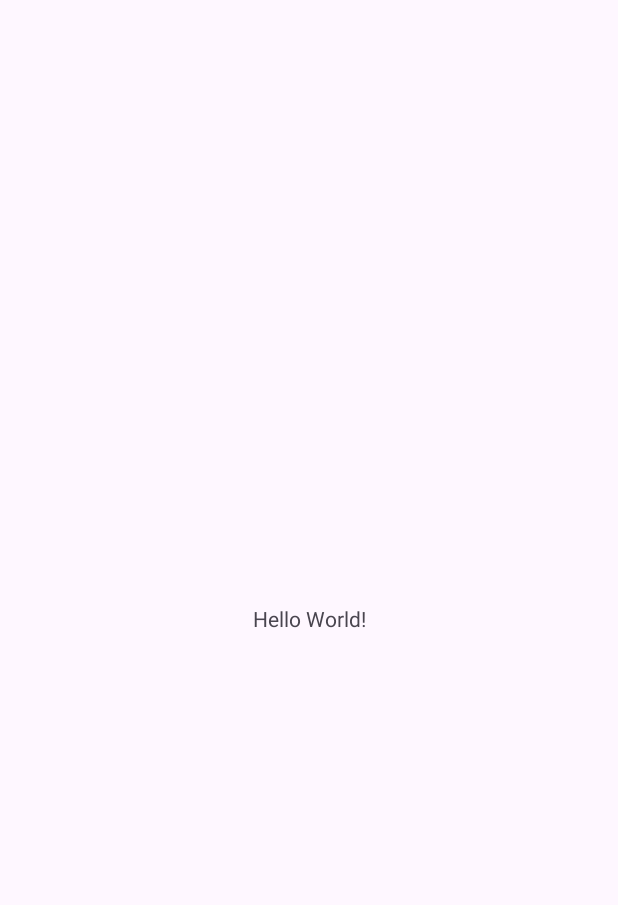
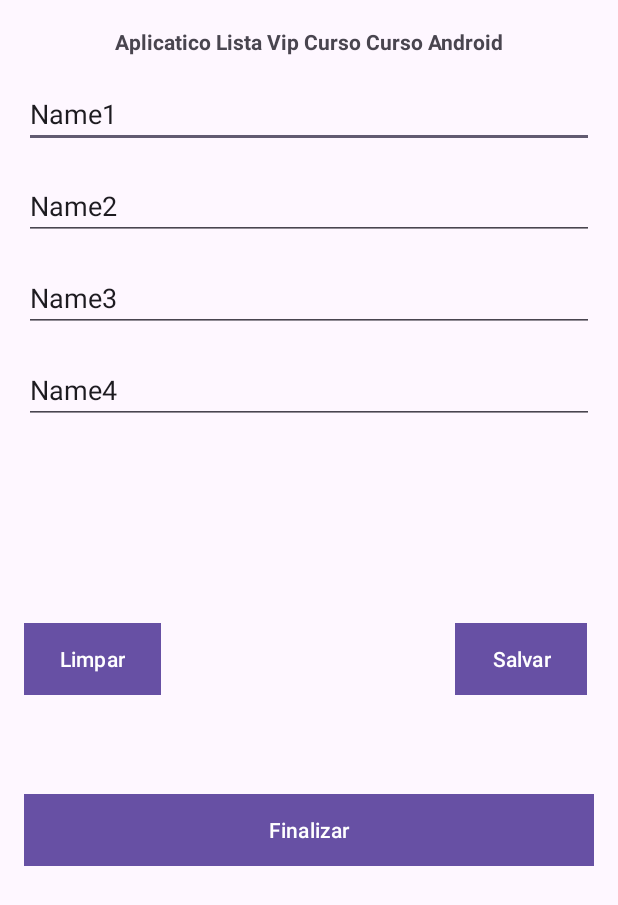
Before and after one commit to WillianTambori/cursoAndroid, an Android app: the screen it shows after launch (MainActivity), on a phone screen of 412 x 824 dp. Before the commit the part shown is almost empty. Shown: the top 905 px of the screen. Run offline under Robolectric (Android 15) with nearby library versions, the phone set to English and light mode, and no system bars.

Commit message:
Criar o Layout do Aplicativo

```diff
--- a/AppListaCurso/app/src/main/res/layout/activity_main.xml
+++ b/AppListaCurso/app/src/main/res/layout/activity_main.xml
@@ -8,12 +8,106 @@
     tools:context=".MainActivity">
 
     <TextView
+        android:id="@+id/textView23"
         android:layout_width="wrap_content"
         android:layout_height="wrap_content"
-        android:text="Hello World!"
+        android:text="Aplicatico Lista Vip Curso Curso Android"
+        android:textStyle="bold"
         app:layout_constraintBottom_toBottomOf="parent"
         app:layout_constraintEnd_toEndOf="parent"
         app:layout_constraintStart_toStartOf="parent"
-        app:layout_constraintTop_toTopOf="parent" />
+        app:layout_constraintTop_toTopOf="parent"
+        app:layout_constraintVertical_bias="0.022" />
+
+    <EditText
+        android:id="@+id/editTextText1"
+        android:layout_width="match_parent"
+        android:layout_height="wrap_content"
+        android:layout_margin="16dp"
+        android:ems="10"
+        android:hint="Primeiro nome"
+        android:inputType="text"
+        android:text="Name1"
+        app:layout_constraintEnd_toEndOf="parent"
+        app:layout_constraintStart_toStartOf="parent"
+        app:layout_constraintTop_toBottomOf="@+id/textView23" />
+
+    <EditText
+        android:id="@+id/editTextText2"
+        android:layout_width="match_parent"
+        android:layout_height="wrap_content"
+        android:layout_margin="16dp"
+        android:ems="10"
+        android:hint="Sobrenome"
+        android:inputType="text"
+        android:text="Name2"
+        app:layout_constraintEnd_toEndOf="parent"
+        app:layout_constraintStart_toStartOf="parent"
+        app:layout_constraintTop_toBottomOf="@+id/editTextText1" />
+
+    <EditText
+        android:id="@+id/editTextText3"
+        android:layout_width="match_parent"
+        android:layout_height="wrap_content"
+        android:layout_margin="16dp"
+        android:layout_marginTop="140dp"
+        android:ems="10"
+        android:hint="Nome do Curso Desejado"
+        android:inputType="text"
+        android:text="Name3"
+        app:layout_constraintEnd_toEndOf="parent"
+        app:layout_constraintStart_toStartOf="parent"
+        app:layout_constraintTop_toBottomOf="@+id/editTextText2" />
+
+    <EditText
+    android:id="@+id/editTextText4"
+    android:layout_width="match_parent"
+    android:layout_height="wrap_content"
+    android:layout_margin="16dp"
+    android:ems="10"
+    android:hint="Telefone de Contato"
+    android:inputType="text"
+    android:text="Name4"
+    app:layout_constraintEnd_toEndOf="parent"
+    app:layout_constraintStart_toStartOf="parent"
+    app:layout_constraintTop_toBottomOf="@+id/editTextText3" />
+
+    <Button
+        android:id="@+id/button"
+        android:layout_width="wrap_content"
+        android:layout_height="wrap_content"
+        android:layout_marginStart="16dp"
+        android:layout_marginBottom="40dp"
+        android:background="@color/corBotoes"
+        android:text="Limpar"
+        app:layout_constraintBottom_toTopOf="@+id/button3"
+        app:layout_constraintStart_toStartOf="parent"
+        app:layout_constraintTop_toBottomOf="@+id/editTextText4"
+        app:layout_constraintVertical_bias="0.837" />
+
+    <Button
+        android:id="@+id/button2"
+        android:layout_width="wrap_content"
+        android:layout_height="wrap_content"
+        android:layout_marginStart="196dp"
+        android:layout_marginBottom="40dp"
+        android:background="@color/corBotoes"
+        android:text="Salvar"
+        app:layout_constraintBottom_toTopOf="@+id/button3"
+        app:layout_constraintStart_toEndOf="@+id/button"
+        app:layout_constraintTop_toBottomOf="@+id/editTextText4"
+        app:layout_constraintVertical_bias="0.837" />
+
+    <Button
+        android:id="@+id/button3"
+        android:layout_width="match_parent"
+        android:layout_height="wrap_content"
+        android:layout_margin="16dp"
+        android:background="@color/corBotoes"
+        android:text="Finalizar"
+        app:layout_constraintBottom_toBottomOf="parent"
+        app:layout_constraintEnd_toEndOf="parent"
+        app:layout_constraintStart_toStartOf="parent"
+        app:layout_constraintTop_toBottomOf="@+id/editTextText4" />
 
 </androidx.constraintlayout.widget.ConstraintLayout>
--- a/AppListaCurso/app/src/main/res/values/colors.xml
+++ b/AppListaCurso/app/src/main/res/values/colors.xml
@@ -2,4 +2,5 @@
 <resources>
     <color name="black">#FF000000</color>
     <color name="white">#FFFFFFFF</color>
+    <color name="corBotoes">#417DAD</color>
 </resources>
```
